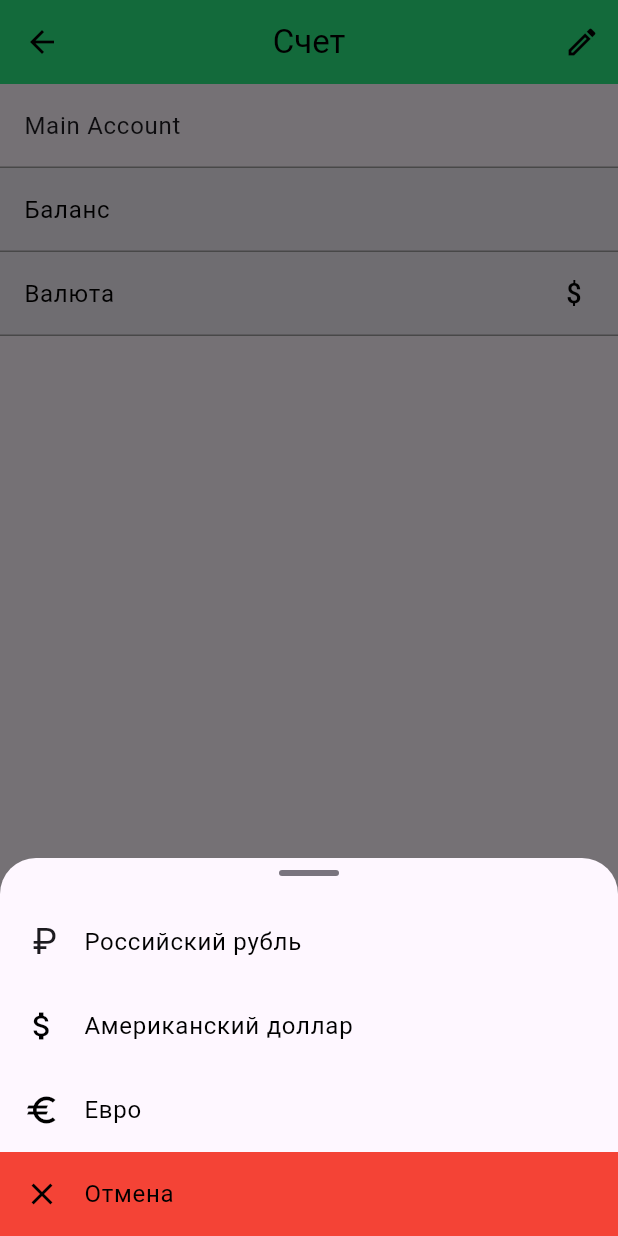
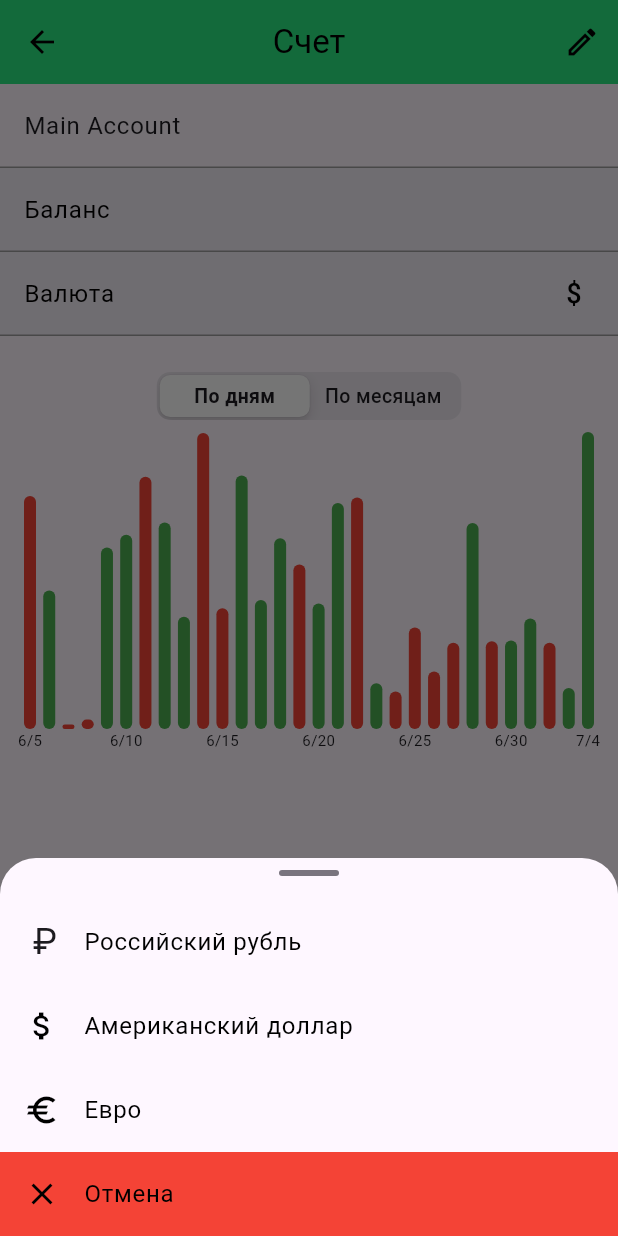
Before and after one commit to nakito-own/SHMR-Finance-Tracker, a Flutter app: the AccountScreen screen opened directly, after a tap on "Валюта", on a phone screen of 412 x 824 dp. Run offline on Flutter 3.47's test engine with Material 3 defaults, Android fonts, the phone set to English and light mode, and no system bars; drawn by our look-alikes of fl_chart; our stand-ins replace device_info_plus, dio, flutter_bloc, flutter_svg, freezed_annotation, sensors_plus and 2 more; missing offline and left inert: fuzzy; accounts and stored records are empty; generated files the repository leaves out were written again.

Commit message:
Created a new local package balance_chart that exports the chart widget and data class Updated account screen to import this package and pass localized labels to the chart Registered the new package path in the main pubspec.yaml dependencies list

```diff
--- /dev/null
+++ b/balance_chart/lib/balance_chart.dart
@@ -0,0 +1,4 @@
+library balance_chart;
+
+export '../balance_entry.dart';
+export '../balance_chart_view.dart';
--- /dev/null
+++ b/balance_chart/lib/balance_chart_view.dart
@@ -0,0 +1,139 @@
+import 'dart:math';
+import 'package:fl_chart/fl_chart.dart';
+import 'package:flutter/cupertino.dart';
+import 'package:flutter/material.dart';
+import 'package:intl/intl.dart';
+import 'balance_entry.dart';
+
+class BalanceChartView extends StatefulWidget {
+  final String daysLabel;
+  final String monthsLabel;
+
+  const BalanceChartView({
+    Key? key,
+    required this.daysLabel,
+    required this.monthsLabel,
+  }) : super(key: key);
+
+  @override
+  State<BalanceChartView> createState() => _BalanceChartViewState();
+}
+
+class _BalanceChartViewState extends State<BalanceChartView> {
+  late List<BalanceEntry> _dailyData;
+  int _segment = 0;
+
+  @override
+  void initState() {
+    super.initState();
+    _generateData();
+  }
+
+  void _generateData() {
+    final now = DateTime.now();
+    final random = Random();
+    _dailyData = List.generate(30, (i) {
+      final date = now.subtract(Duration(days: 29 - i));
+      final balance = random.nextDouble() * 400 - 200;
+      return BalanceEntry(date, balance);
+    });
+  }
+
+  List<BalanceEntry> get _monthlyData {
+    final Map<int, BalanceEntry> map = {};
+    for (final e in _dailyData) {
+      final key = e.date.month;
+      final current = map[key];
+      if (current == null || current.date.isBefore(e.date)) {
+        map[key] = e;
+      }
+    }
+    final list = map.values.toList();
+    list.sort((a, b) => a.date.compareTo(b.date));
+    return list;
+  }
+
+  @override
+  Widget build(BuildContext context) {
+    final data = _segment == 0 ? _dailyData : _monthlyData;
+    return Column(
+      children: [
+        Padding(
+          padding: const EdgeInsets.symmetric(vertical: 8),
+          child: CupertinoSlidingSegmentedControl<int>(
+            groupValue: _segment,
+            children: {
+              0: Text(widget.daysLabel),
+              1: Text(widget.monthsLabel),
+            },
+            onValueChanged: (v) => setState(() => _segment = v ?? 0),
+          ),
+        ),
+        Expanded(
+          child: Padding(
+            padding: const EdgeInsets.symmetric(horizontal: 0),
+            child: BarChart(
+              BarChartData(
+                borderData: FlBorderData(show: false),
+                alignment: BarChartAlignment.spaceBetween,
+                gridData: FlGridData(show: false),
+                barTouchData: BarTouchData(
+                  touchTooltipData: BarTouchTooltipData(
+                    getTooltipItem: (group, idx, rod, i) {
+                      final entry = data[group.x.toInt()];
+                      return BarTooltipItem(
+                        '${DateFormat.yMd().format(entry.date)}\n${entry.balance.toStringAsFixed(0)}',
+                        const TextStyle(color: Colors.black),
+                      );
+                    },
+                  ),
+                ),
+                titlesData: FlTitlesData(
+                  leftTitles: const AxisTitles(
+                    sideTitles: SideTitles(showTitles: false),
+                  ),
+                  rightTitles: const AxisTitles(
+                    sideTitles: SideTitles(showTitles: false),
+                  ),
+                  topTitles: const AxisTitles(
+                    sideTitles: SideTitles(showTitles: false),
+                  ),
+                  bottomTitles: AxisTitles(
+                    sideTitles: SideTitles(
+                      showTitles: true,
+                      getTitlesWidget: (value, meta) {
+                        final index = value.toInt();
+                        if (index < 0 || index >= data.length) return const SizedBox.shrink();
+                        if (index != 0 && index != data.length - 1 && index % 5 != 0) {
+                          return const SizedBox.shrink();
+                        }
+                        final date = data[index].date;
+                        final text = _segment == 0
+                            ? DateFormat.Md().format(date)
+                            : DateFormat.MMM().format(date);
+                        return Text(text, style: const TextStyle(fontSize: 10));
+                      },
+                    ),
+                  ),
+                ),
+                barGroups: [
+                  for (var i = 0; i < data.length; i++)
+                    BarChartGroupData(x: i, barRods: [
+                      BarChartRodData(
+                        toY: data[i].balance.abs(),
+                        color: data[i].balance < 0 ? Colors.red : Colors.green,
+                        width: 8,
+                        borderRadius: BorderRadius.circular(6),
+                      )
+                    ])
+                ],
+                minY: 0,
+              ),
+              swapAnimationDuration: const Duration(milliseconds: 300),
+            ),
+          ),
+        ),
+      ],
+    );
+  }
+}
--- /dev/null
+++ b/balance_chart/lib/balance_entry.dart
@@ -0,0 +1,6 @@
+class BalanceEntry {
+  final DateTime date;
+  final double balance;
+
+  const BalanceEntry(this.date, this.balance);
+}
--- a/lib/l10n/app_localizations.dart
+++ b/lib/l10n/app_localizations.dart
@@ -290,7 +290,7 @@ abstract class AppLocalizations {
   /// No description provided for @onlineMode.
   ///
   /// In en, this message translates to:
-  /// **'Connected. Showing data from server'**
+  /// **'Connected. Showing server data'**
   String get onlineMode;
 
   /// No description provided for @editOperation.
@@ -334,6 +334,24 @@ abstract class AppLocalizations {
   /// In en, this message translates to:
   /// **'Please fill all fields'**
   String get fillAllFields;
+
+  /// No description provided for @myAccount.
+  ///
+  /// In en, this message translates to:
+  /// **'My Account'**
+  String get myAccount;
+
+  /// No description provided for @days.
+  ///
+  /// In en, this message translates to:
+  /// **'Days'**
+  String get days;
+
+  /// No description provided for @months.
+  ///
+  /// In en, this message translates to:
+  /// **'Months'**
+  String get months;
 }
 
 class _AppLocalizationsDelegate extends LocalizationsDelegate<AppLocalizations> {
--- a/lib/l10n/app_ru.arb
+++ b/lib/l10n/app_ru.arb
@@ -32,12 +32,15 @@
   "deleteAccount": "Удалить счет",
   "confirmDeleteAccount": "Удалить этот счет?",
   "offlineMode": "Нет соединения с интернетом. Показаны сохраненные данные",
-  "onlineMode": "Соединение установлено. Показаны данные из сервера",
+  "onlineMode": "Соединение установлено",
   "editOperation": "Редактировать операцию",
   "createOperation": "Создать операцию",
   "category": "Статья",
   "date": "Дата",
   "comment": "Комментарий",
   "save": "Сохранить",
-  "fillAllFields": "Пожалуйста, заполните все поля"
+  "fillAllFields": "Не все поля заполнены",
+  "myAccount": "Мой счет",
+  "days": "По дням",
+  "months": "По месяцам"
 }
--- a/lib/views/screens/account_screen.dart
+++ b/lib/views/screens/account_screen.dart
@@ -1,6 +1,7 @@
 import 'dart:async';
 import 'dart:math';
 import 'dart:ui';
+import 'package:balance_chart/balance_chart.dart';
 import 'package:sensors_plus/sensors_plus.dart';
 import 'package:device_info_plus/device_info_plus.dart';
 import 'package:flutter/material.dart';
@@ -235,6 +236,16 @@ class _AccountScreenState extends State<AccountScreen> {
                       key: const ValueKey('blurred'),
                       child: BackdropFilter(
                         filter: ImageFilter.blur(sigmaX: 2.0, sigmaY: 1.0),
+                        child: Container(
+                          alignment: Alignment.center,
+                          width: 80,
+                          height: 24,
+                          color: Colors.transparent,
+                          child: Text(
+                            acc.balance,
+                            style: Theme.of(context).textTheme.titleMedium?.copyWith(color: Colors.transparent),
+                          ),
+                        ),
                       ),
                     )
                         : Text(
@@ -271,6 +282,19 @@ class _AccountScreenState extends State<AccountScreen> {
                   onTap: () => _editCurrency(acc),
                 ),
               if (!_editMode) const Divider(height: 0, color: Colors.grey),
+              if (!_editMode)
+                SizedBox(
+                  height: 300,
+                  child: Expanded(
+                    child: Padding(
+                      padding: const EdgeInsets.all(16),
+                      child: BalanceChartView(
+                        daysLabel: AppLocalizations.of(context)!.days,
+                        monthsLabel: AppLocalizations.of(context)!.months,
+                      ),
+                    ),
+                  ),
+                ),
             ],
           );
         }),
--- a/pubspec.yaml
+++ b/pubspec.yaml
@@ -30,6 +30,9 @@ dependencies:
   category_chart:
     path: category_chart
 
+  balance_chart:
+    path: balance_chart
+
 dev_dependencies:
   flutter_test:
     sdk: flutter
```
Also changed, not shown: balance_chart/pubspec.yaml (added, +20 -0 lines), lib/l10n/app_en.arb (+5 -2 lines), lib/l10n/app_localizations_en.dart (+10 -1 lines), lib/l10n/app_localizations_ru.dart (+11 -2 lines), assets/icons/Analysis.svg (added), balance_chart/pubspec.lock (added), category_chart/pubspec.lock (added), pubspec.lock, 2 other files.
